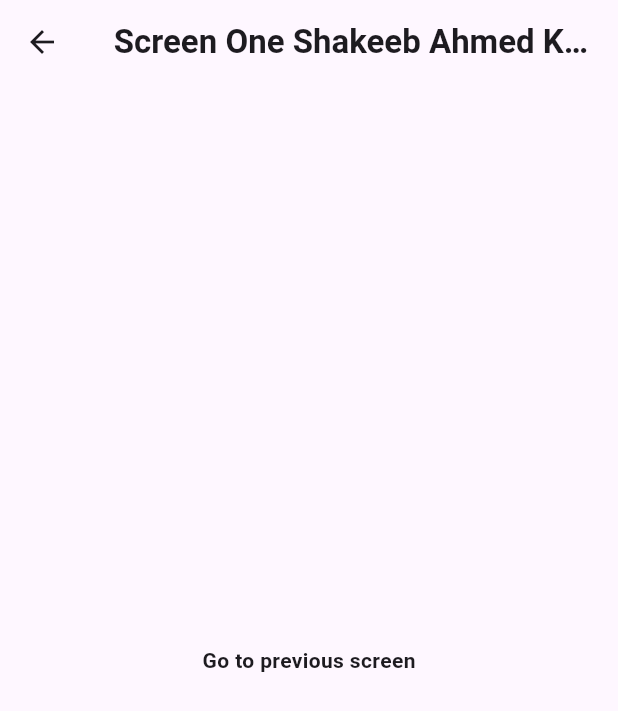
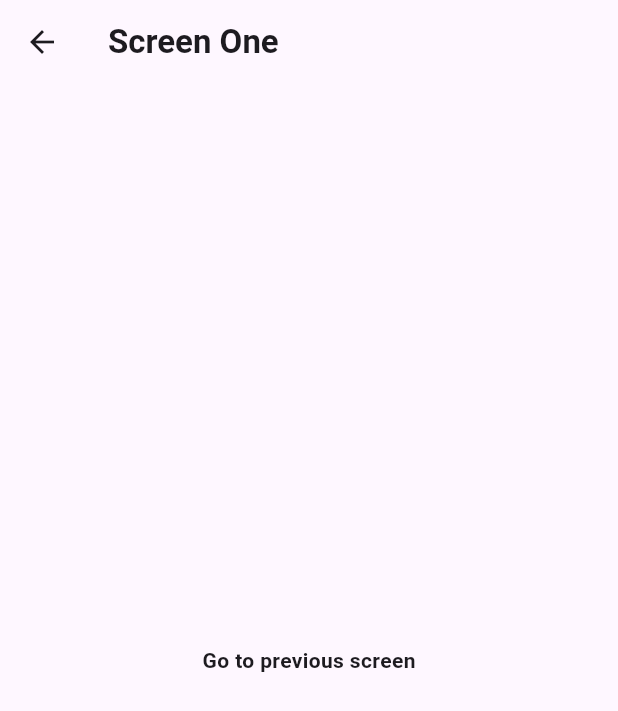
Before and after one commit to shakeebkhan66/learngetxtutorials, a Flutter app: the screen it shows after launch, after a tap on "Go to next screen", on a phone screen of 412 x 824 dp. Shown: the top 711 px of the screen. Run offline on Flutter 3.47's test engine with Material 3 defaults, Android fonts, the phone set to English and light mode, and no system bars; our stand-ins replace get.

Commit message:
shifting on screens by using routes

```diff
--- a/lib/home_screen.dart
+++ b/lib/home_screen.dart
@@ -87,7 +87,8 @@ class _HomeScreenState extends State<HomeScreen> {
           Center(
             child: InkWell(
                 onTap: () {
-                  Get.to(ScreenOne(name: "Shakeeb Ahmed Khan",));
+                  // Get.to(ScreenOne(name: "Shakeeb Ahmed Khan",));
+                  Get.toNamed("/screen");
                 },
                 child: const Text(
                   "Go to next screen",
--- a/lib/main.dart
+++ b/lib/main.dart
@@ -1,6 +1,7 @@
 import 'package:flutter/material.dart';
 import 'package:get/get.dart';
 import 'package:learngetx/home_screen.dart';
+import 'package:learngetx/screen_one.dart';
 
 void main() {
   runApp(const MyApp());
@@ -11,9 +12,13 @@ class MyApp extends StatelessWidget {
 
   @override
   Widget build(BuildContext context) {
-    return const GetMaterialApp(
+    return GetMaterialApp(
       debugShowCheckedModeBanner: false,
-      home: HomeScreen(),
+      home: const HomeScreen(),
+      getPages: [
+        GetPage(name: '/', page: () => const HomeScreen()),
+        GetPage(name: '/screen', page: () => ScreenOne())
+      ],
     );
   }
 }
--- a/lib/screen_one.dart
+++ b/lib/screen_one.dart
@@ -2,8 +2,7 @@ import "package:flutter/material.dart";
 import "package:get/get.dart";
 
 class ScreenOne extends StatefulWidget {
-  String name;
-  ScreenOne({super.key, required this.name});
+  ScreenOne({super.key});
 
   @override
   State<ScreenOne> createState() => _ScreenOneState();
@@ -14,10 +13,10 @@ class _ScreenOneState extends State<ScreenOne> {
   Widget build(BuildContext context) {
     return Scaffold(
       appBar: AppBar(
-        title: Text(
-          "Screen One ${widget.name}",
+        title: const Text(
+          "Screen One",
           textAlign: TextAlign.center,
-          style: const TextStyle(fontWeight: FontWeight.bold),
+          style: TextStyle(fontWeight: FontWeight.bold),
         ),
       ),
       body: Column(
```
